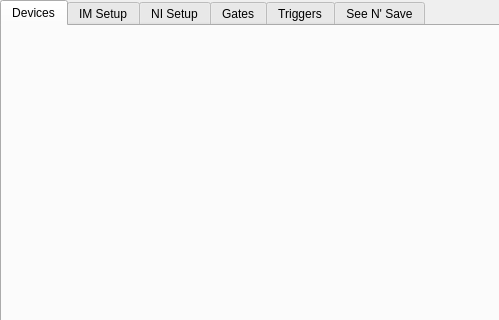
Old version of the form Forms/ConfigureDialog.ui in the repository billkarsh/SpikeGLX; both pictures show x 0 to 499 and y 0 to 320 of the 499 by 661 pixel window.
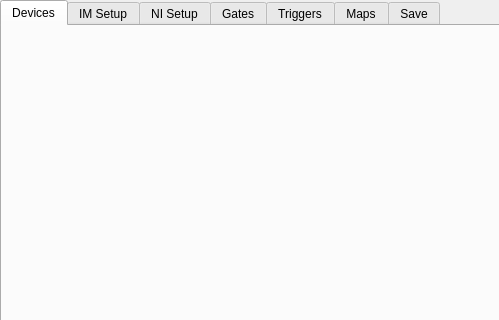
New version of the form. The open tabs and pages were chosen to show the change. Icons and pictures are not drawn.

Commit message: Split Config SNS into Maps and Save tabs

Diff of the .ui file:
```diff
--- a/Forms/ConfigureDialog.ui
+++ b/Forms/ConfigureDialog.ui
@@ -113,9 +113,14 @@
      <string>Triggers</string>
     </attribute>
    </widget>
+   <widget class="QWidget" name="mapTab">
+    <attribute name="title">
+     <string>Maps</string>
+    </attribute>
+   </widget>
    <widget class="QWidget" name="snsTab">
     <attribute name="title">
-     <string>See N' Save</string>
+     <string>Save</string>
     </attribute>
    </widget>
   </widget>
```
Left out of the diff: 2 changed lines with no effect on the pictures. The commit also changes 6 other files.
